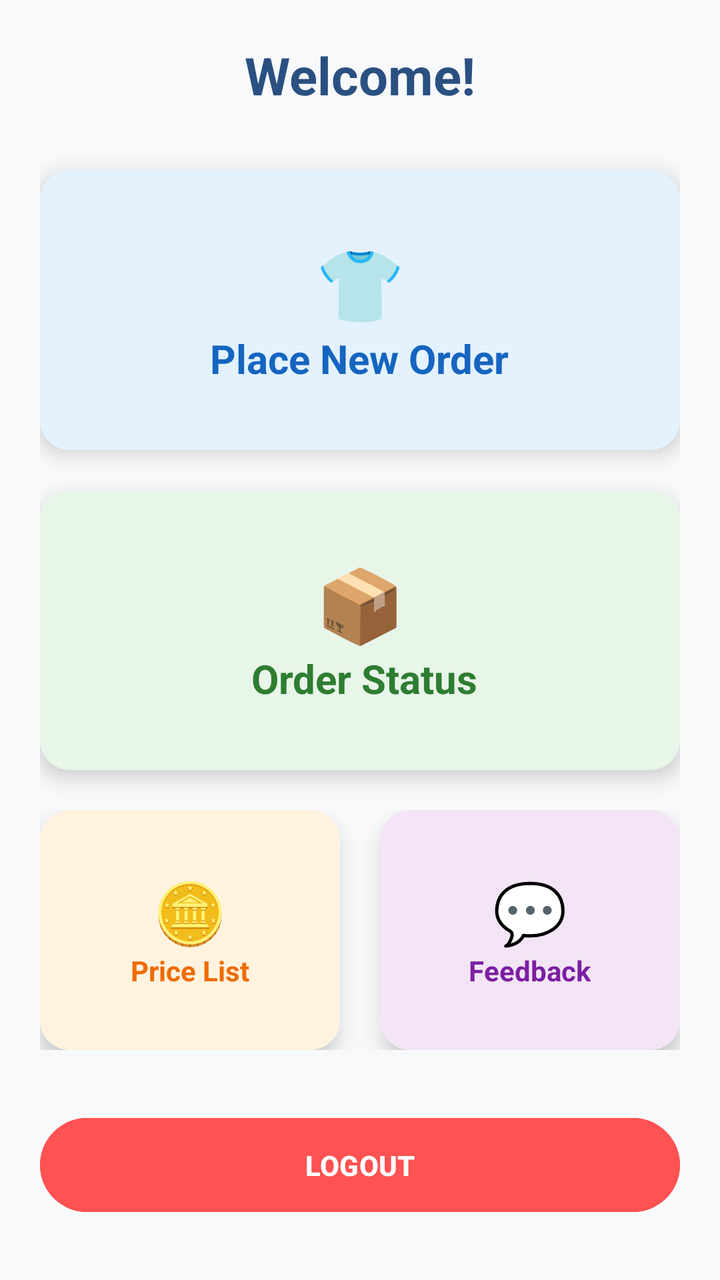
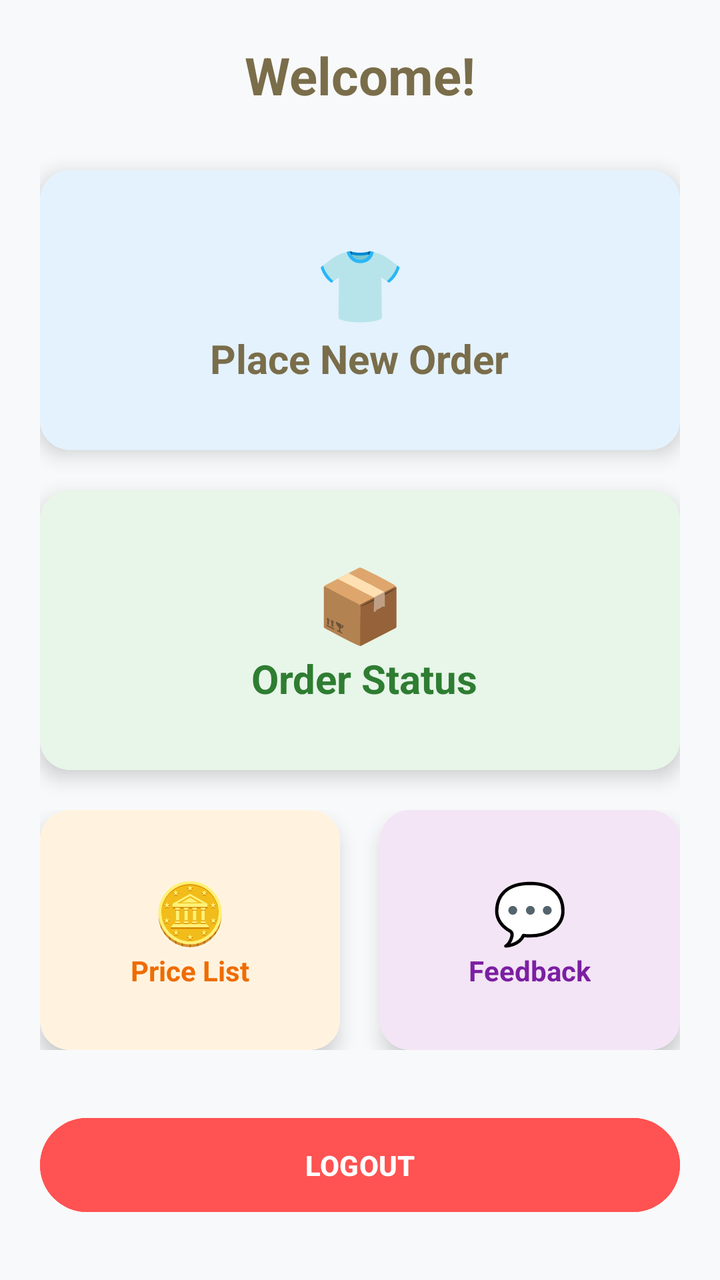

Compare the two renders of this Android layout. The source of the first and the diff that turns it into the second are given below.
<!-- AndroidManifest.xml: application theme Theme.LaundryApp -->
<!-- res/layout/activity_client.xml -->
<?xml version="1.0" encoding="utf-8"?>
<ScrollView xmlns:android="http://schemas.android.com/apk/res/android"
    xmlns:app="http://schemas.android.com/apk/res-auto"
    android:layout_width="match_parent"
    android:layout_height="match_parent"
    android:background="#f8f9fa">

    <LinearLayout
        android:layout_width="match_parent"
        android:layout_height="wrap_content"
        android:orientation="vertical"
        android:padding="20dp"
        android:gravity="center">

        <TextView
            android:id="@+id/tvWelcome"
            android:layout_width="wrap_content"
            android:layout_height="wrap_content"
            android:text="Welcome!"
            android:textSize="26sp"
            android:textStyle="bold"
            android:textColor="#2a5082"
            android:layout_marginBottom="30dp"/>

        <androidx.cardview.widget.CardView
            android:id="@+id/cardNewOrder"
            android:layout_width="match_parent"
            android:layout_height="140dp"
            android:layout_marginBottom="20dp"
            app:cardCornerRadius="15dp"
            app:cardElevation="6dp">

            <LinearLayout
                android:layout_width="match_parent"
                android:layout_height="match_parent"
                android:gravity="center"
                android:orientation="vertical"
                android:background="#E3F2FD">

                <TextView
                    android:layout_width="wrap_content"
                    android:layout_height="wrap_content"
                    android:text="👕"
                    android:textSize="36sp"/>

                <TextView
                    android:layout_width="wrap_content"
                    android:layout_height="wrap_content"
                    android:text="Place New Order"
                    android:textSize="20sp"
                    android:textStyle="bold"
                    android:textColor="#1565C0"/>
            </LinearLayout>
        </androidx.cardview.widget.CardView>

        <androidx.cardview.widget.CardView
            android:id="@+id/cardHistory"
            android:layout_width="match_parent"
            android:layout_height="140dp"
            android:layout_marginBottom="20dp"
            app:cardCornerRadius="15dp"
            app:cardElevation="6dp">

            <LinearLayout
                android:layout_width="match_parent"
                android:layout_height="match_parent"
                android:gravity="center"
                android:orientation="vertical"
                android:background="#E8F5E9">

                <TextView
                    android:layout_width="wrap_content"
                    android:layout_height="wrap_content"
                    android:text="📦"
                    android:textSize="36sp"/>

                <TextView
                    android:layout_width="wrap_content"
                    android:layout_height="wrap_content"
                    android:text=" Order Status"
                    android:textColor="#2E7D32"
                    android:textSize="20sp"
                    android:textStyle="bold" />
            </LinearLayout>
        </androidx.cardview.widget.CardView>

        <LinearLayout
            android:layout_width="match_parent"
            android:layout_height="wrap_content"
            android:orientation="horizontal"
            android:weightSum="2"
            android:layout_marginBottom="30dp">

            <androidx.cardview.widget.CardView
                android:id="@+id/cardPriceList"
                android:layout_width="0dp"
                android:layout_height="120dp"
                android:layout_weight="1"
                android:layout_marginEnd="10dp"
                app:cardCornerRadius="15dp"
                app:cardElevation="6dp">

                <LinearLayout
                    android:layout_width="match_parent"
                    android:layout_height="match_parent"
                    android:gravity="center"
                    android:orientation="vertical"
                    android:background="#FFF3E0">

                    <TextView
                        android:layout_width="wrap_content"
                        android:layout_height="wrap_content"
                        android:text="🪙"
                        android:textSize="30sp" />
                    <TextView
                        android:layout_width="wrap_content"
                        android:layout_height="wrap_content"
                        android:text="Price List"
                        android:textStyle="bold"
                        android:textColor="#EF6C00"/>
                </LinearLayout>
            </androidx.cardview.widget.CardView>

            <androidx.cardview.widget.CardView
                android:id="@+id/cardFeedback"
                android:layout_width="0dp"
                android:layout_height="120dp"
                android:layout_weight="1"
                android:layout_marginStart="10dp"
                app:cardCornerRadius="15dp"
                app:cardElevation="6dp">

                <LinearLayout
                    android:layout_width="match_parent"
                    android:layout_height="match_parent"
                    android:gravity="center"
                    android:orientation="vertical"
                    android:background="#F3E5F5">
                    <TextView
                        android:layout_width="wrap_content"
                        android:layout_height="wrap_content"
                        android:text="💬"
                        android:textSize="30sp"/>
                    <TextView
                        android:layout_width="wrap_content"
                        android:layout_height="wrap_content"
                        android:text="Feedback"
                        android:textStyle="bold"
                        android:textColor="#7B1FA2"/>
                </LinearLayout>
            </androidx.cardview.widget.CardView>

        </LinearLayout>

        <Button
            android:id="@+id/btnLogout"
            android:layout_width="match_parent"
            android:layout_height="55dp"
            android:text="LOGOUT"
            android:backgroundTint="#FF5252"
            android:textStyle="bold"/>

    </LinearLayout>
</ScrollView>
<!-- resources referenced by this layout -->
<resources>
  <style name="Theme.LaundryApp" parent="Base.Theme.LaundryApp" />
  <style name="Base.Theme.LaundryApp" parent="Theme.Material3.DayNight.NoActionBar">
          
          
      </style>
</resources>

<!-- the commit's change to res/layout/activity_client.xml (unified diff, before → after) -->
@@ -16,11 +16,11 @@
             android:id="@+id/tvWelcome"
             android:layout_width="wrap_content"
             android:layout_height="wrap_content"
+            android:layout_marginBottom="30dp"
             android:text="Welcome!"
+            android:textColor="#7A6D4A"
             android:textSize="26sp"
-            android:textStyle="bold"
-            android:textColor="#2a5082"
-            android:layout_marginBottom="30dp"/>
+            android:textStyle="bold" />
 
         <androidx.cardview.widget.CardView
             android:id="@+id/cardNewOrder"
@@ -47,9 +47,9 @@
                     android:layout_width="wrap_content"
                     android:layout_height="wrap_content"
                     android:text="Place New Order"
+                    android:textColor="#7A6D4A"
                     android:textSize="20sp"
-                    android:textStyle="bold"
-                    android:textColor="#1565C0"/>
+                    android:textStyle="bold" />
             </LinearLayout>
         </androidx.cardview.widget.CardView>
 
